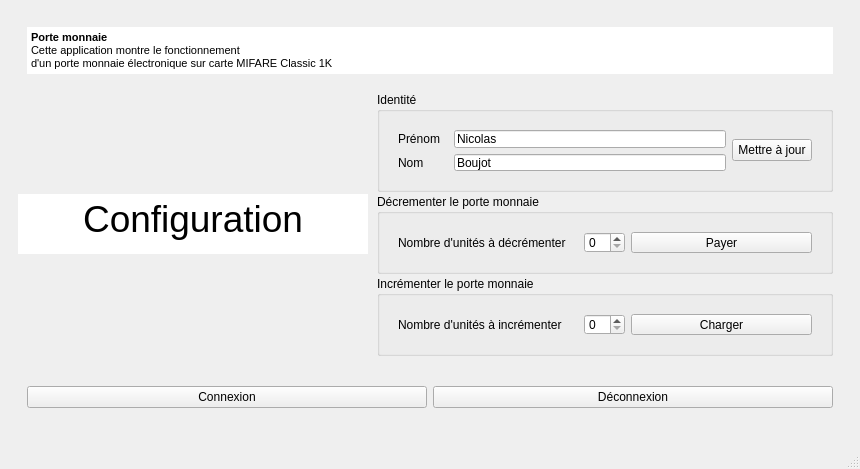
Above: TP/mainwindow.ui from Nicooow/tp-nfc before the change. Below: the same form after it.
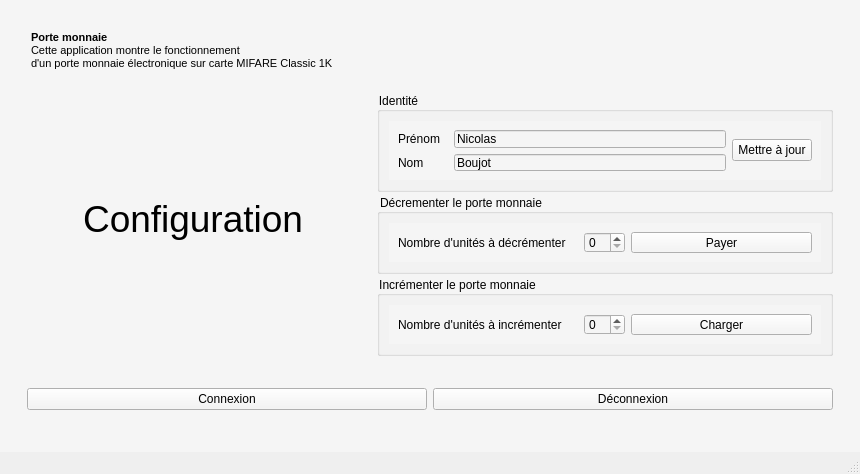
That is the form after the change. Icons and pictures are not drawn.

Patch:
```diff
--- a/TP/mainwindow.ui
+++ b/TP/mainwindow.ui
@@ -7,7 +7,7 @@
     <x>0</x>
     <y>0</y>
     <width>860</width>
-    <height>469</height>
+    <height>474</height>
    </rect>
   </property>
   <property name="windowTitle">
@@ -21,7 +21,9 @@
     <bool>true</bool>
    </property>
    <property name="styleSheet">
-    <string notr="true"/>
+    <string notr="true">background-color: rgb(245, 245, 245);
+
+</string>
    </property>
    <layout class="QGridLayout" name="gridLayout">
     <property name="leftMargin">
```
